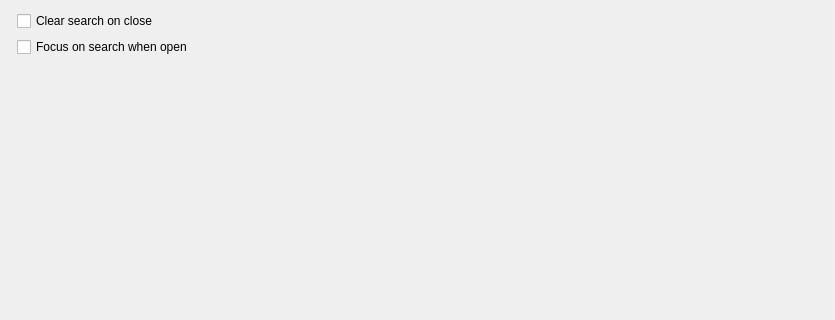
N1vn0vem8er/cutetoolbox, file src/settingsdialog.ui: the form before one commit; both pictures show x 0 to 835 and y 0 to 320 of the 835 by 672 pixel window.
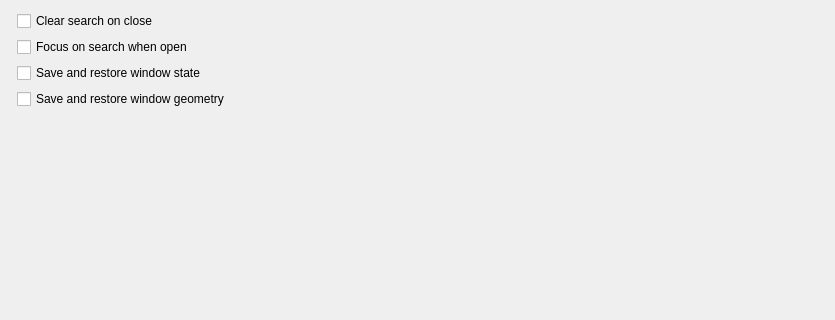
The form after the commit.

Commit message: Added settings for saving state and geometry

```diff
--- a/src/settingsdialog.ui
+++ b/src/settingsdialog.ui
@@ -30,6 +30,20 @@
        </property>
       </widget>
      </item>
+     <item row="2" column="1">
+      <widget class="QCheckBox" name="saveStateCheckBox">
+       <property name="text">
+        <string>Save and restore window state</string>
+       </property>
+      </widget>
+     </item>
+     <item row="3" column="1">
+      <widget class="QCheckBox" name="saveGeometryCheckBox">
+       <property name="text">
+        <string>Save and restore window geometry</string>
+       </property>
+      </widget>
+     </item>
     </layout>
    </item>
    <item>
```
The commit also changes 3 other files.
